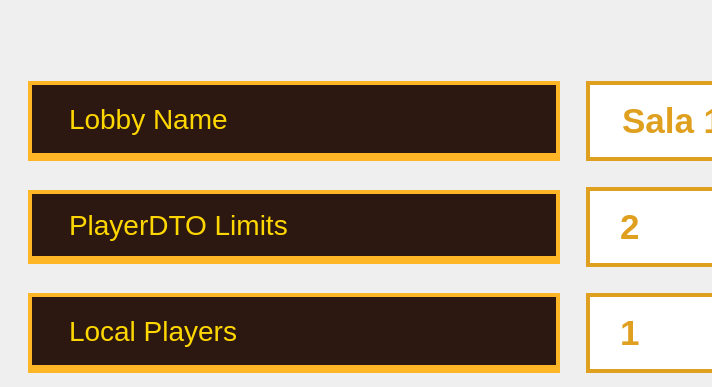
This is client/ui/mainwindow.ui in Nicoezg/Duck-Game-Remake as Qt 5 draws it before an edit; both pictures show x 0 to 712 and y 0 to 387 of the 1146 by 760 pixel window. The edited form follows.
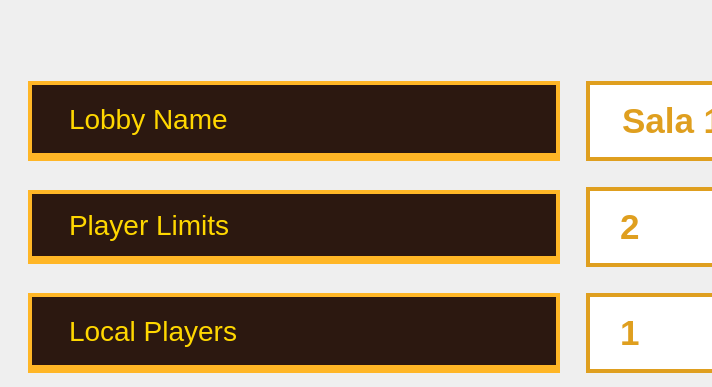
This is the edited form. The open tabs and pages were chosen to show the change. Icons and pictures are not drawn.

Commit message: fix: explosiones ahora aparecen cuando colisiona con un pato y fixes de labels de lobby

Patch:
```diff
--- a/client/ui/mainwindow.ui
+++ b/client/ui/mainwindow.ui
@@ -197,7 +197,7 @@
              </sizepolicy>
             </property>
             <property name="text">
-             <string>PlayerDTO Limits</string>
+             <string>Player Limits</string>
             </property>
            </widget>
           </item>
```
Left out of the diff: 2 changed lines with no effect on the pictures. The commit also changes 2 other files.
